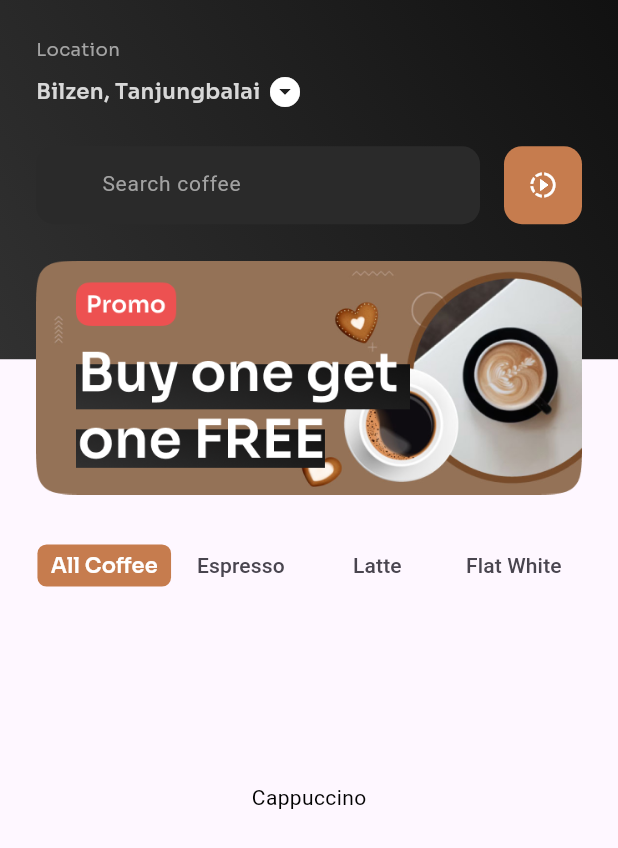
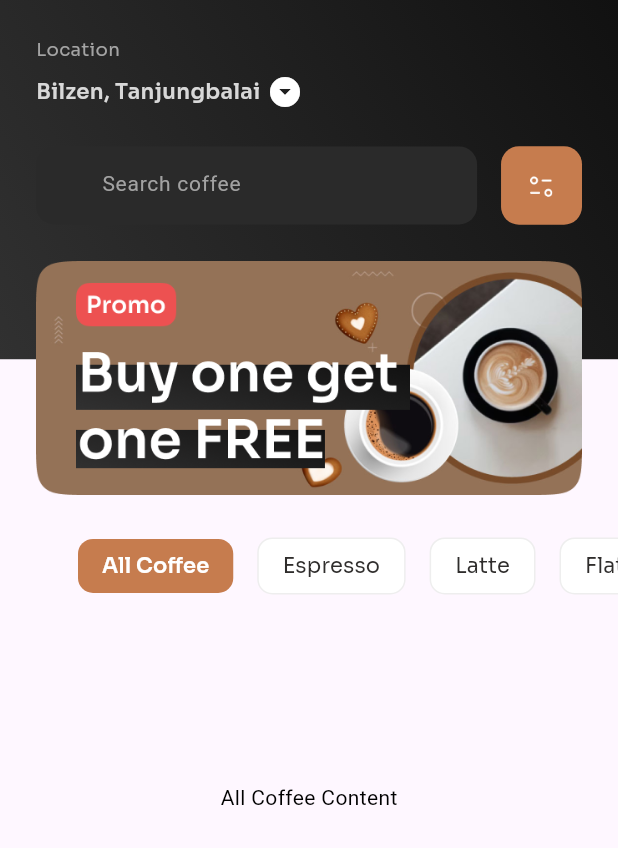
Before and after one commit to milanKapadiya1/coffee_shop, a Flutter app: the screen it shows after launch, after a tap on "Get Started", on a phone screen of 412 x 824 dp. Shown: the top 848 px of the screen. Run offline on Flutter 3.47's test engine with Material 3 defaults, Android fonts, the phone set to English and light mode, and no system bars; our stand-ins replace flutter_screenutil.

Commit message:
tab bar left space

```diff
--- /dev/null
+++ b/devtools_options.yaml
@@ -0,0 +1,3 @@
+description: This file stores settings for Dart & Flutter DevTools.
+documentation: https://docs.flutter.dev/tools/devtools/extensions#configure-extension-enablement-states
+extensions:
--- a/lib/my_home_page.dart
+++ b/lib/my_home_page.dart
@@ -1,14 +1,44 @@
 import 'package:flutter/material.dart';
 import 'package:flutter_screenutil/flutter_screenutil.dart';
 
-class MyHomePage extends StatelessWidget {
+class MyHomePage extends StatefulWidget {
   const MyHomePage({super.key});
 
   @override
+  State<MyHomePage> createState() => _MyHomePageState();
+}
+
+class _MyHomePageState extends State<MyHomePage>
+    with SingleTickerProviderStateMixin {
+  late TabController _tabController;
+
+  final List<String> _categories = [
+    'All Coffee',
+    'Espresso',
+    'Latte',
+    'Flat White',
+  ];
+
+  @override
+  void initState() {
+    super.initState();
+    _tabController = TabController(length: _categories.length, vsync: this);
+    _tabController.addListener(() {
+      setState(() {});
+    });
+  }
+
+  @override
+  void dispose() {
+    _tabController.dispose();
+    super.dispose();
+  }
+
+  @override
   Widget build(BuildContext context) {
-    return DefaultTabController(
-      length: 4,
-      child: SafeArea(
+    const double horizontalPadding = 24.0;
+
+    return SafeArea(
       child: Scaffold(
         body: Column(
           children: [
@@ -18,7 +48,7 @@ class MyHomePage extends StatelessWidget {
                 Container(
                   height: 236.h,
                   width: double.infinity,
-                    decoration: BoxDecoration(
+                  decoration: const BoxDecoration(
                     gradient: LinearGradient(
                       begin: Alignment.bottomLeft,
                       end: Alignment.topRight,
@@ -34,7 +64,13 @@ class MyHomePage extends StatelessWidget {
                   left: 0.0,
                   right: 0.0,
                   child: Padding(
-                      padding: const EdgeInsets.all(24.0),
+                    padding: const EdgeInsets.only(top: 24),
+                    child: Column(
+                      crossAxisAlignment: CrossAxisAlignment.start,
+                      children: [
+                        Padding(
+                          padding: const EdgeInsets.symmetric(
+                              horizontal: horizontalPadding),
                           child: Column(
                             crossAxisAlignment: CrossAxisAlignment.start,
                             children: [
@@ -44,7 +80,7 @@ class MyHomePage extends StatelessWidget {
                                   fontFamily: 'sora',
                                   fontWeight: FontWeight.normal,
                                   fontSize: 12.sp,
-                              color: Color(0xFFA4A4A4),
+                                  color: const Color(0xFFA4A4A4),
                                 ),
                               ),
                               SizedBox(height: 8.h),
@@ -56,30 +92,33 @@ class MyHomePage extends StatelessWidget {
                                       fontFamily: 'sora',
                                       fontWeight: FontWeight.w600,
                                       fontSize: 14.sp,
-                                  color: Color(0xFFD8D8D8),
+                                      color: const Color(0xFFD8D8D8),
                                     ),
                                   ),
                                   SizedBox(width: 4.w),
-                              Icon(
+                                  const Icon(
                                     Icons.arrow_drop_down_circle,
                                     color: Colors.white,
                                   )
                                 ],
                               ),
-                          SizedBox(
-                            height: 24.h,
+                            ],
                           ),
-                          Row(
-                            spacing: 16,
+                        ),
+                        SizedBox(height: 24.h),
+                        Padding(
+                          padding: const EdgeInsets.symmetric(
+                              horizontal: horizontalPadding),
+                          child: Row(
                             children: [
                               Expanded(
                                 child: Container(
                                   height: 52.0,
                                   decoration: BoxDecoration(
-                                    color: Color(0xFF2A2A2A),
+                                    color: const Color(0xFF2A2A2A),
                                     borderRadius: BorderRadius.circular(12.0),
                                   ),
-                                  child: TextField(
+                                  child: const TextField(
                                     decoration: InputDecoration(
                                       hintText: 'Search coffee',
                                       hintStyle: TextStyle(
@@ -99,60 +138,74 @@ class MyHomePage extends StatelessWidget {
                                   ),
                                 ),
                               ),
-                              SizedBox(
-                                child: Container(
-                                  padding: EdgeInsets.all(16.0),
+                              SizedBox(width: 16.0),
+                              Container(
+                                padding: const EdgeInsets.all(16.0),
                                 decoration: BoxDecoration(
-                                    color: Color(0xFFC67C4E),
+                                  color: const Color(0xFFC67C4E),
                                   borderRadius: BorderRadius.circular(12.0),
                                 ),
-                                  child: Icon(
-                                    Icons.slow_motion_video_outlined,
-                                    size: 20,
-                                    color: Colors.white,
-                                  ),
+                                child: Image.asset(
+                                  'assets/images/filter.png',
+                                  height: 20.h,
+                                  width: 20.w,
                                 ),
                               ),
                             ],
                           ),
-                          SizedBox(
-                            height: 24.h,
                         ),
-                          Image.asset(
+                        SizedBox(height: 24.h),
+                        Padding(
+                          padding: const EdgeInsets.symmetric(
+                              horizontal: horizontalPadding),
+                          child: Image.asset(
                             'assets/images/Banner.png',
                           ),
-                          SizedBox(
-                            height: 24.h,
                         ),
+                        SizedBox(height: 24.h),
                         TabBar(
-                            // isScrollable: true,
-                            indicatorColor:Colors.transparent,
-                            dividerColor:Colors.transparent,
+                          isScrollable: true,
+                          controller: _tabController,
+                          indicatorColor: Colors.transparent,
+                          dividerColor: Colors.transparent,
                           labelPadding: EdgeInsets.zero,
-                            tabs: [
-                              Tab(
+                          // padding: EdgeInsets.only(left: 24),
+                          tabs: List.generate(_categories.length, (index) {
+                            final isSelected = _tabController.index == index;
+                            return Tab(
                               child: Container(
-                                  padding: EdgeInsets.symmetric(
-                                      horizontal: 8.w, vertical: 4.h),
+                                margin: EdgeInsets.only(
+                                  right: 16.0,
+                                ),
+                                padding: const EdgeInsets.symmetric(
+                                    horizontal: 16.0, vertical: 8.0),
                                 decoration: BoxDecoration(
-                                    color: Color(0XFFC67C4E),
-                                    borderRadius: BorderRadius.circular(6.r),
+                                  color: isSelected
+                                      ? const Color(0XFFC67C4E)
+                                      : const Color(0xFFFFFFFF),
+                                  borderRadius: BorderRadius.circular(10.0),
+                                  border: isSelected
+                                      ? null
+                                      : Border.all(color: Colors.grey.shade200),
                                 ),
                                 child: Text(
-                                    'All Coffee',
+                                  _categories[index],
                                   style: TextStyle(
                                     fontFamily: 'sora',
-                                      fontWeight: FontWeight.w600,
+                                    fontWeight: isSelected
+                                        ? FontWeight.w600
+                                        : FontWeight.normal,
                                     fontSize: 14,
-                                      color: Colors.white,
+                                    color: isSelected
+                                        ? Colors.white
+                                        : const Color(0xFF2F2D2C),
+                                  ),
+                                  softWrap: false,
+                                  overflow: TextOverflow.ellipsis,
                                 ),
                               ),
-                                ),
-                              ),
-                              Tab(text: 'Espresso'),
-                              Tab(text: 'Latte'),
-                              Tab(text: 'Flat White'),
-                            ],
+                            );
+                          }),
                         ),
                       ],
                     ),
@@ -160,38 +213,40 @@ class MyHomePage extends StatelessWidget {
                 ),
               ],
             ),
-              // TabBarView for tab content
             Expanded(
+              child: Padding(
+                padding:
+                    const EdgeInsets.symmetric(horizontal: horizontalPadding),
                 child: TabBarView(
-                  children: [
+                  controller: _tabController,
+                  children: const [
                     Center(
-                        child: Text('Cappuccino',
-                            style: TextStyle(
-                                color: const Color.fromARGB(255, 0, 0, 0)))),
-                    Center(
-                        child: Text('Espresso',
-                            style: TextStyle(
-                                color: const Color.fromARGB(255, 0, 0, 0)))),
-                    Center(
-                      child: Container(
-                        width: 200.w,
-                        height: 200.w,
-                        decoration: BoxDecoration(
-                          color: Colors.black,
-                          borderRadius: BorderRadius.circular(16.r),
-                        ),
-                      ),
+                      child: Text('All Coffee Content',
+                          style:
+                              TextStyle(color: Color.fromARGB(255, 0, 0, 0))),
                     ),
                     Center(
-                        child: Text('Flat White',
-                            style: TextStyle(color: Colors.white))),
+                      child: Text('Espresso Content',
+                          style:
+                              TextStyle(color: Color.fromARGB(255, 0, 0, 0))),
+                    ),
+                    Center(
+                      child: Text('Latte Content',
+                          style:
+                              TextStyle(color: Color.fromARGB(255, 0, 0, 0))),
+                    ),
+                    Center(
+                      child: Text('Flat White Content',
+                          style:
+                              TextStyle(color: Color.fromARGB(255, 0, 0, 0))),
+                    ),
                   ],
+                ),
               ),
             ),
           ],
         ),
       ),
-      ),
     );
   }
 }
--- a/lib/onboarding/onboarding_screen.dart
+++ b/lib/onboarding/onboarding_screen.dart
@@ -21,7 +21,7 @@ class OnboardingScreen extends StatelessWidget {
                   fit: BoxFit.cover,
                 ),
                 Positioned(
-                  bottom: -40, // half text on image, half outside
+                  bottom: -40,
                   left: 20,
                   right: 20,
                   child: Text(
--- a/pubspec.yaml
+++ b/pubspec.yaml
@@ -36,6 +36,7 @@ dependencies:
   cupertino_icons: ^1.0.8
   flutter_svg: ^2.2.0
   flutter_screenutil: ^5.9.3
+  provider: ^6.1.5+1
 
 dev_dependencies:
   flutter_test:
```
Also changed, not shown: assets/images/1.png (added), assets/images/2.png (added), assets/images/3.png (added), assets/images/4.png (added), assets/images/5.png (added), pubspec.lock. Lines whose indentation alone changed are shown as unchanged.
